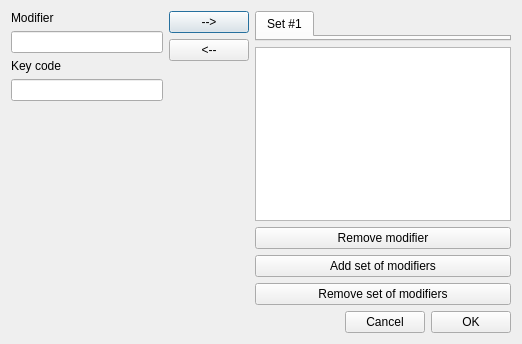
olivierfriard/BORIS, file add_modifier.ui: the form before one commit.
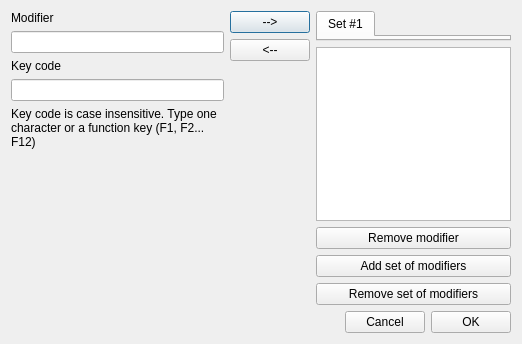
The form after the commit.

Commit message: modified modifier shortcut key

Diff of the .ui file:
```diff
--- a/add_modifier.ui
+++ b/add_modifier.ui
@@ -40,6 +40,16 @@
          <item>
           <widget class="QLineEdit" name="leCode"/>
          </item>
+         <item>
+          <widget class="QLabel" name="label">
+           <property name="text">
+            <string>Key code is case insensitive. Type one character or a function key (F1, F2... F12)</string>
+           </property>
+           <property name="wordWrap">
+            <bool>true</bool>
+           </property>
+          </widget>
+         </item>
          <item>
           <spacer name="verticalSpacer">
            <property name="orientation">
```
The commit also changes 7 other files.
